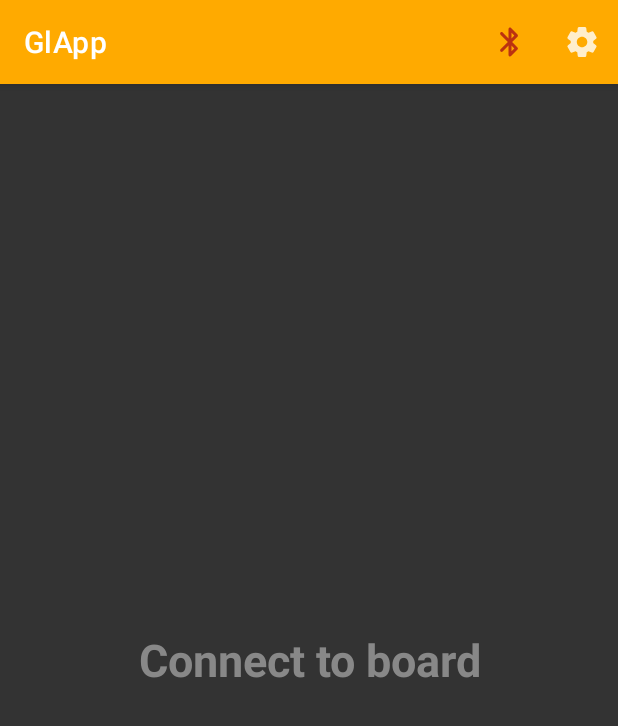
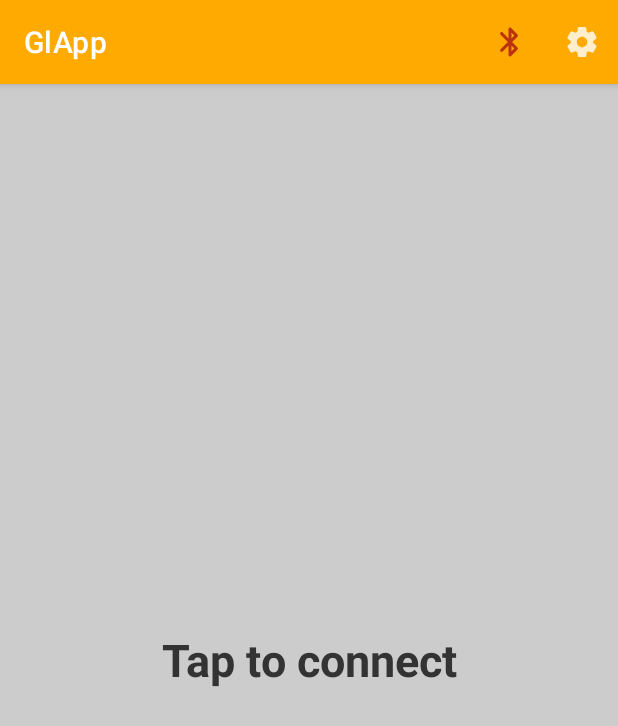
Before and after one commit to GargiMan/GlApp, an Android app: the screen it shows after launch (MainActivity), on a phone screen of 412 x 824 dp. Shown: the top 726 px of the screen. Run offline under Robolectric (Android 15) with nearby library versions, the phone set to English and light mode, and no system bars; 2 statements that could not run were skipped.

Commit message:
Multiple updated features (more in comment)
Graphics for visualising drag motion while driving
New confirmation dialog for reset preferences
Fixed click effect for tap feedback
Updated app themes
Fixed issue for none paired device

```diff
--- a/app/src/main/java/com/glapp/BluetoothService.java
+++ b/app/src/main/java/com/glapp/BluetoothService.java
@@ -230,7 +230,7 @@ public class BluetoothService extends Service {
 
     private BluetoothDevice getDeviceFromPreferences() {
         SharedPreferences preferences = PreferenceManager.getDefaultSharedPreferences(this);
-        String device = preferences.getString("bluetooth_board_select", getResources().getString(R.string.board_name));
+        String device = preferences.getString("bluetooth_board_select", null);
         if (device == null) return null;
 
         return getPairedDevice(device.split("\n")[0], device.split("\n")[1]);
@@ -288,6 +288,7 @@ public class BluetoothService extends Service {
 
         BluetoothDevice device = getDeviceFromPreferences();
         if (device == null) {
+            Toast.makeText(this, "Bluetooth device not found", Toast.LENGTH_SHORT).show();
             mHandler.obtainMessage(MSG_WHAT.STATUS, State.DISCONNECTED).sendToTarget();
             return;
         }
--- /dev/null
+++ b/app/src/main/res/drawable/gradient_brake.xml
@@ -0,0 +1,8 @@
+<?xml version="1.0" encoding="utf-8"?>
+<shape xmlns:android="http://schemas.android.com/apk/res/android"
+    android:shape="rectangle">
+    <gradient
+        android:startColor="#ff9a2d59"
+        android:endColor="#00000000"
+        android:angle="90" />
+</shape>
--- /dev/null
+++ b/app/src/main/res/drawable/gradient_throttle.xml
@@ -0,0 +1,8 @@
+<?xml version="1.0" encoding="utf-8"?>
+<shape xmlns:android="http://schemas.android.com/apk/res/android"
+    android:shape="rectangle">
+    <gradient
+        android:startColor="#00000000"
+        android:endColor="#ff2d9a59"
+        android:angle="90" />
+</shape>
--- a/app/src/main/res/layout/main_activity.xml
+++ b/app/src/main/res/layout/main_activity.xml
@@ -8,15 +8,36 @@
     tools:context=".MainActivity">
 
     <TextView
-        android:id="@+id/fullscreen_content"
+        android:id="@+id/drive_screen_controls_neutral"
+        android:layout_width="match_parent"
+        android:layout_height="0dp"
+        android:gravity="center"
+        android:background="@color/light_yellow"
+        android:backgroundTintMode="screen"
+        android:textColor="?attr/fullscreenTextColor"
+        android:textSize="30sp"
+        android:textStyle="bold"
+        android:visibility="gone" />
+
+    <ImageView
+        android:id="@+id/drive_screen_controls_gradient"
+        android:layout_gravity="center"
+        android:layout_width="match_parent"
+        android:layout_height="0dp"
+        android:visibility="gone" />
+
+    <TextView
+        android:id="@+id/drive_screen"
         android:layout_width="match_parent"
         android:layout_height="match_parent"
         android:gravity="center"
         android:keepScreenOn="true"
-        android:text="@string/connect_to_board"
+        android:text="@string/tap_to_connect"
         android:textColor="?attr/fullscreenTextColor"
         android:textSize="30sp"
-        android:textStyle="bold" />
+        android:textStyle="bold"
+        android:clickable="true"
+        android:background="?attr/selectableItemBackgroundBorderless" />
 
     <TextView
         android:id="@+id/board_data"
@@ -26,10 +47,11 @@
         android:gravity="top|center_horizontal"
         android:keepScreenOn="true"
         android:textColor="?attr/fullscreenTextColor"
-        android:textSize="20sp" />
+        android:textSize="20sp"
+        android:visibility="gone" />
 
     <ProgressBar
-        android:id="@+id/fullscreen_content_loading"
+        android:id="@+id/drive_screen_loading"
         style="@android:style/Widget.Material.ProgressBar.Large"
         android:layout_width="wrap_content"
         android:layout_height="wrap_content"
@@ -47,7 +69,7 @@
         android:fitsSystemWindows="true">
 
         <LinearLayout
-            android:id="@+id/fullscreen_content_controls"
+            android:id="@+id/drive_screen_controls_buttons"
             style="@style/Widget.Theme.GlApp.ButtonBar.Fullscreen"
             android:layout_width="match_parent"
             android:layout_height="wrap_content"
--- a/app/src/main/res/values-night/themes.xml
+++ b/app/src/main/res/values-night/themes.xml
@@ -6,12 +6,18 @@
         <item name="colorPrimaryVariant">@color/orange</item>
         <item name="colorOnPrimary">@color/black</item>
         <!-- Secondary brand color. -->
-        <item name="colorSecondary">@color/teal_200</item>
-        <item name="colorSecondaryVariant">@color/teal_200</item>
+        <item name="colorSecondary">@color/light_blue_600</item>
+        <item name="colorSecondaryVariant">@color/light_blue_900</item>
         <item name="colorOnSecondary">@color/black</item>
         <!-- Status bar color. -->
-        <item name="android:statusBarColor" tools:targetApi="l">?attr/colorPrimaryVariant</item>
-        <!-- Customize your theme here. -->
+        <item name="android:statusBarColor">?attr/colorPrimaryVariant</item>
+        <item name="android:backgroundTint">@color/dark_dark_gray</item>
+    </style>
+
+    <style name="Theme.GlApp.Fullscreen" parent="Theme.GlApp">
+        <item name="android:actionBarStyle">@style/Widget.Theme.GlApp.ActionBar.Fullscreen</item>
+        <item name="android:windowActionBarOverlay">true</item>
+        <item name="android:windowBackground">@null</item>
     </style>
 
     <style name="ThemeOverlay.GlApp.FullscreenContainer" parent="">
--- a/app/src/main/res/values/colors.xml
+++ b/app/src/main/res/values/colors.xml
@@ -1,14 +1,15 @@
 <?xml version="1.0" encoding="utf-8"?>
 <resources>
+    <color name="light_yellow">#33FFCC00</color>
     <color name="light_orange">#FFFFAA00</color>
     <color name="orange">#FFFF8800</color>
     <color name="dark_orange">#FFFF5500</color>
-    <color name="teal_200">#FF03DAC5</color>
-    <color name="teal_700">#FF018786</color>
     <color name="black">#FF000000</color>
+    <color name="dark_dark_gray">#FF222222</color>
     <color name="dark_gray">#FF333333</color>
     <color name="gray">#FF555555</color>
     <color name="light_gray">#FF888888</color>
+    <color name="light_light_gray">#FFCCCCCC</color>
     <color name="white">#FFFFFFFF</color>
     <color name="light_blue_600">#FF039BE5</color>
     <color name="light_blue_900">#FF01579B</color>
--- a/app/src/main/res/values/strings.xml
+++ b/app/src/main/res/values/strings.xml
@@ -12,9 +12,8 @@
     <string name="forward">Forward</string>
 
     <!-- Drive screen -->
-    <string name="ready">Ready</string>
-    <string name="enable_bluetooth">Enable Bluetooth</string>
-    <string name="connect_to_board">Connect to board</string>
+    <string name="tap_to_connect">Tap to connect</string>
+    <string name="drag_to_drive">Drag to drive</string>
 
     <!-- Preferences -->
 
@@ -23,7 +22,8 @@
     <string name="connect_on_app_start">Connect on app start</string>
     <string name="connect_to">Connect to</string>
     <string name="select_specific_paired_bluetooth_device">Select specific paired Bluetooth device</string>
-    <string name="board_bluetooth_ssid">Board bluetooth SSID</string>
+    <string name="board_bluetooth_ssid_filter">Board bluetooth SSID Filter</string>
+    <string name="enter_the_ssid_of_your_board_s_bluetooth_module_or_none_to_disable_the_filter">Enter the SSID of your board\'s bluetooth module or none to disable the filter</string>
 
     <!-- Board Preferences -->
     <string name="board">Board</string>
@@ -46,7 +46,10 @@
     <string name="general">General</string>
     <string name="debug_mode">Debug mode</string>
     <string name="display_debug_preferences_and_data">Display debug preferences and data</string>
+    <string name="offline_mode">Offline mode</string>
+    <string name="use_this_mode_to_test_the_app_without_a_board_connection">Use this mode to test the app without a board connection</string>
     <string name="reset_preferences">Reset preferences</string>
+    <string name="do_you_really_want_to_reset_preferences_to_default_values">Do you really want to reset preferences to default values?</string>
 
     <!-- Others -->
     <string name="press_back_again_to_exit">Press back again to exit</string>
--- a/app/src/main/res/values/themes.xml
+++ b/app/src/main/res/values/themes.xml
@@ -6,12 +6,12 @@
         <item name="colorPrimaryVariant">@color/orange</item>
         <item name="colorOnPrimary">@color/white</item>
         <!-- Secondary brand color. -->
-        <item name="colorSecondary">@color/teal_200</item>
-        <item name="colorSecondaryVariant">@color/teal_700</item>
+        <item name="colorSecondary">@color/light_blue_600</item>
+        <item name="colorSecondaryVariant">@color/light_blue_900</item>
         <item name="colorOnSecondary">@color/black</item>
         <!-- Status bar color. -->
-        <item name="android:statusBarColor" tools:targetApi="l">?attr/colorPrimaryVariant</item>
-        <!-- Customize your theme here. -->
+        <item name="android:statusBarColor">?attr/colorPrimaryVariant</item>
+        <item name="android:backgroundTint">@color/light_light_gray</item>
     </style>
 
     <style name="Theme.GlApp.Fullscreen" parent="Theme.GlApp">
@@ -21,7 +21,7 @@
     </style>
 
     <style name="ThemeOverlay.GlApp.FullscreenContainer" parent="">
-        <item name="fullscreenBackgroundColor">@color/dark_gray</item>
-        <item name="fullscreenTextColor">@color/light_gray</item>
+        <item name="fullscreenBackgroundColor">@color/light_gray</item>
+        <item name="fullscreenTextColor">@color/dark_gray</item>
     </style>
 </resources>
```
Also changed, not shown: app/src/main/java/com/glapp/MainActivity.java (+65 -43 lines), app/src/main/java/com/glapp/SettingsActivity.java (+29 -14 lines), app/src/main/res/xml/root_preferences.xml (+8 -2 lines).
